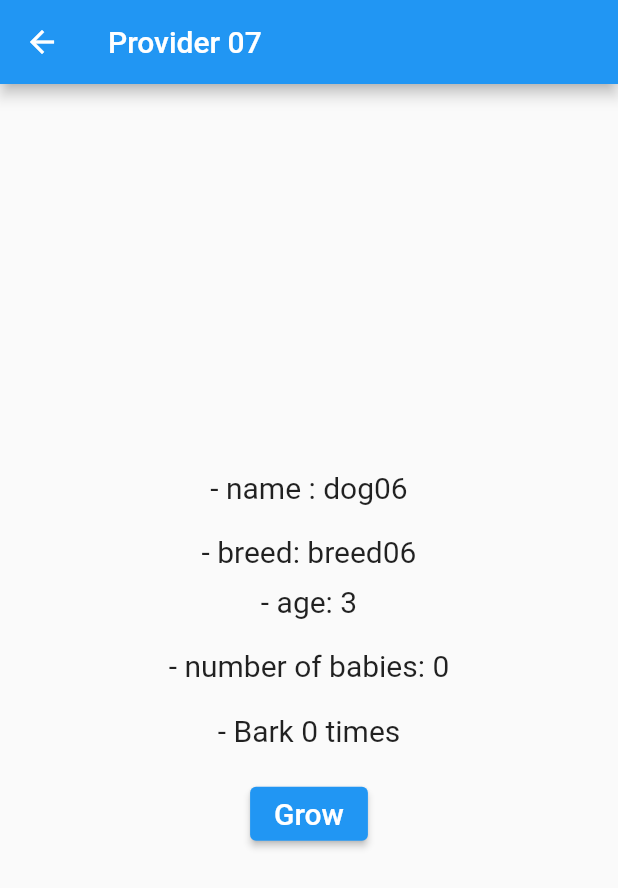
After one commit to flexboni/flutter_provider_essential, a Flutter app: the screen it shows after launch, after a tap on "OverView07", on a phone screen of 412 x 824 dp. The commit adds this screen. Shown: the top 888 px of the screen. Run offline on Flutter 3.47's test engine with Material 2 defaults, Android fonts, the phone set to English and light mode, and no system bars.

Commit message:
Chapter13. StreamProvider

```diff
--- a/lib/app_router.dart
+++ b/lib/app_router.dart
@@ -6,6 +6,7 @@ import 'package:flutter_provider_essential/provider_overview_03/overview_03.dart
 import 'package:flutter_provider_essential/provider_overview_04/overview_04.dart';
 import 'package:flutter_provider_essential/provider_overview_05/overview_05.dart';
 import 'package:flutter_provider_essential/provider_overview_06/overview_06.dart';
+import 'package:flutter_provider_essential/provider_overview_07/overview_07.dart';
 
 class AppRoutes {
   static const main = '/';
@@ -15,6 +16,7 @@ class AppRoutes {
   static const overView04 = '$main/over-view-04';
   static const overView05 = '$main/over-view-05';
   static const overView06 = '$main/over-view-06';
+  static const overView07 = '$main/over-view-07';
 }
 
 class AppRouter {
@@ -58,6 +60,12 @@ class AppRouter {
           settings: settings,
         );
 
+      case AppRoutes.overView07:
+        return MaterialPageRoute<dynamic>(
+          builder: (_) => const Overview07(),
+          settings: settings,
+        );
+
       default:
         return MaterialPageRoute<dynamic>(
           builder: (_) => const MyApp(),
--- a/lib/main.dart
+++ b/lib/main.dart
@@ -38,6 +38,7 @@ final pages = <PageModel>[
   PageModel(name: 'OverView04', route: AppRoutes.overView04),
   PageModel(name: 'OverView05', route: AppRoutes.overView05),
   PageModel(name: 'OverView06', route: AppRoutes.overView06),
+  PageModel(name: 'OverView07', route: AppRoutes.overView07),
 ];
 
 class MyHomePage extends StatefulWidget {
--- /dev/null
+++ b/lib/provider_overview_07/model/babies.dart
@@ -0,0 +1,26 @@
+class Babies {
+  Babies({
+    required this.age,
+  });
+
+  final int age;
+
+  Future<int> getBabies() async {
+    await Future.delayed(const Duration(seconds: 3));
+
+    if (age > 1 && age < 5) {
+      return 4;
+    } else if (age <= 1) {
+      return 0;
+    } else {
+      return 2;
+    }
+  }
+
+  Stream<String> bark() async* {
+    for (int i = 1; i < age; i++) {
+      await Future.delayed(const Duration(seconds: 2));
+      yield 'Bark $i times';
+    }
+  }
+}
--- /dev/null
+++ b/lib/provider_overview_07/overview_07.dart
@@ -0,0 +1,115 @@
+import 'package:flutter/material.dart';
+import 'package:flutter_provider_essential/provider_overview_05/model/dog.dart';
+import 'package:flutter_provider_essential/provider_overview_07/model/babies.dart';
+import 'package:provider/provider.dart';
+
+class Overview07 extends StatefulWidget {
+  const Overview07({Key? key}) : super(key: key);
+
+  @override
+  State<Overview07> createState() => _Overview07State();
+}
+
+class _Overview07State extends State<Overview07> {
+  @override
+  Widget build(BuildContext context) {
+    return Scaffold(
+      appBar: AppBar(
+        title: const Text('Provider 07'),
+      ),
+      body: MultiProvider(
+        providers: [
+          ChangeNotifierProvider<Dog>(
+              create: (context) =>
+                  Dog(name: 'dog06', breed: 'breed06', age: 3)),
+          FutureProvider<int>(
+              initialData: 0,
+              create: (context) {
+                final dogAge = context.read<Dog>().age;
+                final babies = Babies(age: dogAge);
+                return babies.getBabies();
+              }),
+          StreamProvider<String>(
+              initialData: 'Bark 0 times',
+              create: (context) {
+                final dogAge = context.read<Dog>().age;
+                final babies = Babies(age: dogAge * 2);
+                return babies.bark();
+              }),
+        ],
+        builder: (context, child) {
+          return Center(
+            child: Column(
+              mainAxisAlignment: MainAxisAlignment.center,
+              mainAxisSize: MainAxisSize.min,
+              children: <Widget>[
+                Text(
+                  '- name : ${context.watch<Dog>().name}',
+                  style: const TextStyle(fontSize: 20),
+                ),
+                const SizedBox(height: 20),
+                const BreedAndAge(),
+              ],
+            ),
+          );
+        },
+      ),
+    );
+  }
+}
+
+class BreedAndAge extends StatelessWidget {
+  const BreedAndAge({
+    Key? key,
+  }) : super(key: key);
+
+  @override
+  Widget build(BuildContext context) {
+    return Column(
+      children: <Widget>[
+        Text(
+          '- breed: ${context.select<Dog, String>((Dog dog) => dog.breed)}',
+          style: const TextStyle(fontSize: 20),
+        ),
+        const SizedBox(height: 10),
+        const Age(),
+      ],
+    );
+  }
+}
+
+class Age extends StatelessWidget {
+  const Age({
+    Key? key,
+  }) : super(key: key);
+
+  @override
+  Widget build(BuildContext context) {
+    return Column(
+      children: [
+        Text(
+          '- age: ${context.watch<Dog>().age}',
+          style: const TextStyle(fontSize: 20),
+        ),
+        const SizedBox(height: 20),
+        Text(
+          '- number of babies: ${context.watch<int>()}',
+          style: const TextStyle(fontSize: 20),
+        ),
+        const SizedBox(height: 20),
+        Text(
+          '- ${context.watch<String>()}',
+          style: const TextStyle(fontSize: 20),
+        ),
+        const SizedBox(height: 20),
+        ElevatedButton(
+          onPressed: () => context.read<Dog>().grow(),
+          child: const Text(
+            'Grow',
+            style: TextStyle(fontSize: 20),
+          ),
+        )
+      ],
+    );
+  }
+}
```
Also changed, not shown: 1 other file.
